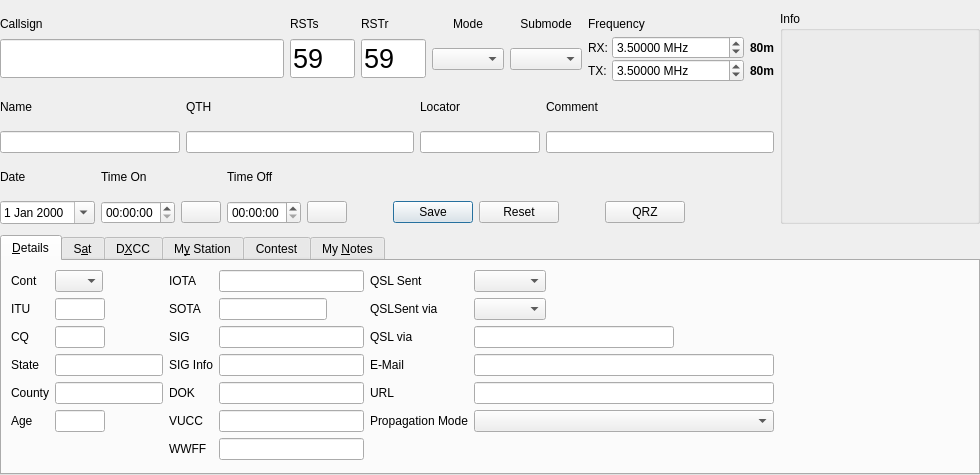
Before: the Qt Designer form ui/NewContactWidget.ui in k5mcd/QLog, drawn with Qt 5.
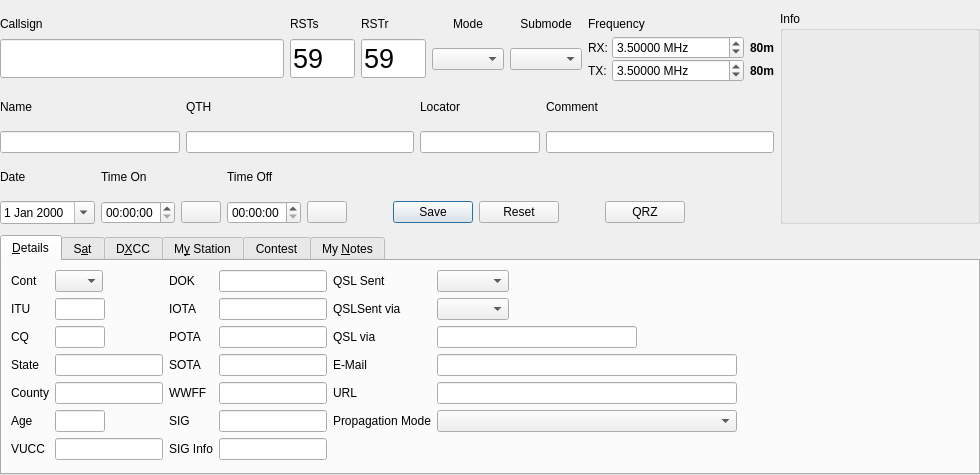
After: the same form once the commit is applied. Icons and pictures are not drawn. Custom widgets are drawn as their Qt base class.

Commit message: ADIF 3.1.4: My/POTA is used in station profile/QSO/QSO Detail

Patch:
```diff
--- a/ui/NewContactWidget.ui
+++ b/ui/NewContactWidget.ui
@@ -1156,6 +1156,35 @@
            </property>
           </widget>
          </item>
+         <item row="6" column="0">
+          <widget class="QLabel" name="vuccLabel">
+           <property name="text">
+            <string>VUCC</string>
+           </property>
+          </widget>
+         </item>
+         <item row="6" column="1">
+          <widget class="QLineEdit" name="vuccEdit">
+           <property name="sizePolicy">
+            <sizepolicy hsizetype="Fixed" vsizetype="Fixed">
+             <horstretch>0</horstretch>
+             <verstretch>0</verstretch>
+            </sizepolicy>
+           </property>
+           <property name="maximumSize">
+            <size>
+             <width>200</width>
+             <height>16777215</height>
+            </size>
+           </property>
+           <property name="focusPolicy">
+            <enum>Qt::ClickFocus</enum>
+           </property>
+           <property name="toolTip">
+            <string>two or four adjacent Maidenhead grid locators, each four characters long, (ex. EN98,FM08,EM97,FM07)</string>
+           </property>
+          </widget>
+         </item>
         </layout>
        </item>
        <item>
@@ -1164,13 +1193,42 @@
           <set>Qt::AlignLeading|Qt::AlignLeft|Qt::AlignTop</set>
          </property>
          <item row="0" column="0">
+          <widget class="QLabel" name="dokLabel">
+           <property name="text">
+            <string>DOK</string>
+           </property>
+          </widget>
+         </item>
+         <item row="0" column="1">
+          <widget class="QLineEdit" name="dokEdit">
+           <property name="sizePolicy">
+            <sizepolicy hsizetype="Fixed" vsizetype="Fixed">
+             <horstretch>0</horstretch>
+             <verstretch>0</verstretch>
+            </sizepolicy>
+           </property>
+           <property name="maximumSize">
+            <size>
+             <width>200</width>
+             <height>16777215</height>
+            </size>
+           </property>
+           <property name="focusPolicy">
+            <enum>Qt::ClickFocus</enum>
+           </property>
+           <property name="toolTip">
+            <string>the contacted station's DARC DOK (District Location Code) (ex. A01)</string>
+           </property>
+          </widget>
+         </item>
+         <item row="1" column="0">
           <widget class="QLabel" name="iotaLabel">
            <property name="text">
             <string>IOTA</string>
            </property>
           </widget>
          </item>
-         <item row="0" column="1">
+         <item row="1" column="1">
           <widget class="QLineEdit" name="iotaEdit">
            <property name="sizePolicy">
             <sizepolicy hsizetype="Fixed" vsizetype="Fixed">
@@ -1189,14 +1247,40 @@
            </property>
           </widget>
          </item>
-         <item row="1" column="0">
+         <item row="2" column="0">
+          <widget class="QLabel" name="potaLabel">
+           <property name="text">
+            <string>POTA</string>
+           </property>
+          </widget>
+         </item>
+         <item row="2" column="1">
+          <widget class="QLineEdit" name="potaEdit">
+           <property name="sizePolicy">
+            <sizepolicy hsizetype="Fixed" vsizetype="Fixed">
+             <horstretch>0</horstretch>
+             <verstretch>0</verstretch>
+            </sizepolicy>
+           </property>
+           <property name="maximumSize">
+            <size>
+             <width>200</width>
+             <height>16777215</height>
+            </size>
+           </property>
+           <property name="focusPolicy">
+            <enum>Qt::ClickFocus</enum>
+           </property>
+          </widget>
+         </item>
+         <item row="3" column="0">
           <widget class="QLabel" name="sotaLabel">
            <property name="text">
             <string>SOTA</string>
            </property>
           </widget>
          </item>
-         <item row="1" column="1">
+         <item row="3" column="1">
           <widget class="QLineEdit" name="sotaEdit">
            <property name="sizePolicy">
             <sizepolicy hsizetype="Fixed" vsizetype="Fixed">
@@ -1204,20 +1288,67 @@
              <verstretch>0</verstretch>
             </sizepolicy>
            </property>
+           <property name="maximumSize">
+            <size>
+             <width>200</width>
+             <height>16777215</height>
+            </size>
+           </property>
            <property name="focusPolicy">
             <enum>Qt::ClickFocus</enum>
            </property>
           </widget>
          </item>
-         <item row="2" column="0">
+         <item row="4" column="0">
+          <widget class="QLabel" name="wwffLabel">
+           <property name="text">
+            <string>WWFF</string>
+           </property>
+          </widget>
+         </item>
+         <item row="4" column="1">
+          <widget class="QLineEdit" name="wwffEdit">
+           <property name="sizePolicy">
+            <sizepolicy hsizetype="Fixed" vsizetype="Fixed">
+             <horstretch>0</horstretch>
+             <verstretch>0</verstretch>
+            </sizepolicy>
+           </property>
+           <property name="maximumSize">
+            <size>
+             <width>200</width>
+             <height>16777215</height>
+            </size>
+           </property>
+           <property name="focusPolicy">
+            <enum>Qt::ClickFocus</enum>
+           </property>
+           <property name="toolTip">
+            <string>World Wide Flora &amp; Fauna</string>
+           </property>
+          </widget>
+         </item>
+         <item row="5" column="0">
           <widget class="QLabel" name="sigLabel">
            <property name="text">
             <string>SIG</string>
            </property>
           </widget>
          </item>
-         <item row="2" column="1">
+         <item row="5" column="1">
           <widget class="QLineEdit" name="sigEdit">
+           <property name="sizePolicy">
+            <sizepolicy hsizetype="Fixed" vsizetype="Fixed">
+             <horstretch>0</horstretch>
+             <verstretch>0</verstretch>
+            </sizepolicy>
+           </property>
+           <property name="maximumSize">
+            <size>
+             <width>200</width>
+             <height>16777215</height>
+            </size>
+           </property>
            <property name="focusPolicy">
             <enum>Qt::ClickFocus</enum>
            </property>
@@ -1226,71 +1357,29 @@
            </property>
           </widget>
          </item>
-         <item row="3" column="0">
+         <item row="6" column="0">
           <widget class="QLabel" name="sigInfoLabel">
            <property name="text">
             <string>SIG Info</string>
            </property>
           </widget>
          </item>
-         <item row="3" column="1">
+         <item row="6" column="1">
           <widget class="QLineEdit" name="sigInfoEdit">
-           <property name="focusPolicy">
-            <enum>Qt::ClickFocus</enum>
+           <property name="sizePolicy">
+            <sizepolicy hsizetype="Fixed" vsizetype="Fixed">
+             <horstretch>0</horstretch>
+             <verstretch>0</verstretch>
+            </sizepolicy>
            </property>
-           <property name="toolTip">
-            <string>Example for POTA: DA-0165</string>
+           <property name="maximumSize">
+            <size>
+             <width>200</width>
+             <height>16777215</height>
+            </size>
            </property>
-          </widget>
-         </item>
-         <item row="4" column="0">
-          <widget class="QLabel" name="dokLabel">
-           <property name="text">
-            <string>DOK</string>
-           </property>
-          </widget>
-         </item>
-         <item row="4" column="1">
-          <widget class="QLineEdit" name="dokEdit">
            <property name="focusPolicy">
             <enum>Qt::ClickFocus</enum>
-           </property>
-           <property name="toolTip">
-            <string>the contacted station's DARC DOK (District Location Code) (ex. A01)</string>
-           </property>
-          </widget>
-         </item>
-         <item row="5" column="0">
-          <widget class="QLabel" name="vuccLabel">
-           <property name="text">
-            <string>VUCC</string>
-           </property>
-          </widget>
-         </item>
-         <item row="5" column="1">
-          <widget class="QLineEdit" name="vuccEdit">
-           <property name="focusPolicy">
-            <enum>Qt::ClickFocus</enum>
-           </property>
-           <property name="toolTip">
-            <string>two or four adjacent Maidenhead grid locators, each four characters long, (ex. EN98,FM08,EM97,FM07)</string>
-           </property>
-          </widget>
-         </item>
-         <item row="6" column="0">
-          <widget class="QLabel" name="wwffLabel">
-           <property name="text">
-            <string>WWFF</string>
-           </property>
-          </widget>
-         </item>
-         <item row="6" column="1">
-          <widget class="QLineEdit" name="wwffEdit">
-           <property name="focusPolicy">
-            <enum>Qt::ClickFocus</enum>
-           </property>
-           <property name="toolTip">
-            <string>World Wide Flora &amp; Fauna</string>
            </property>
           </widget>
          </item>
```
Left out of the diff: 53 changed lines with no effect on the pictures. The commit also changes 20 other files.
